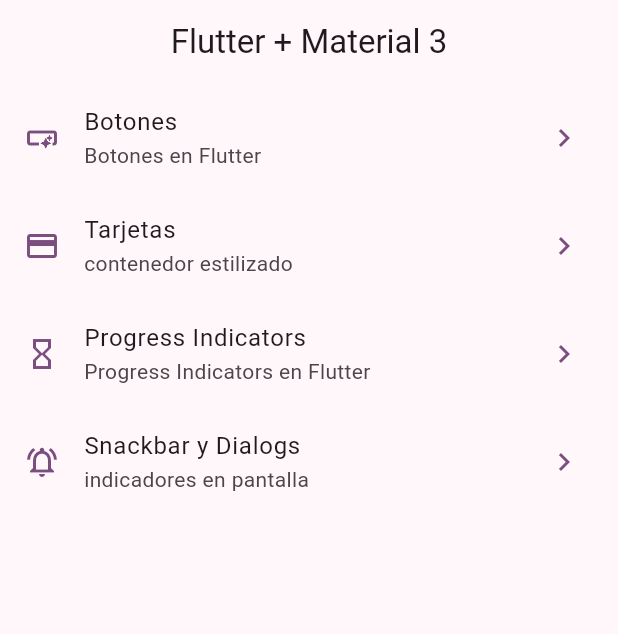
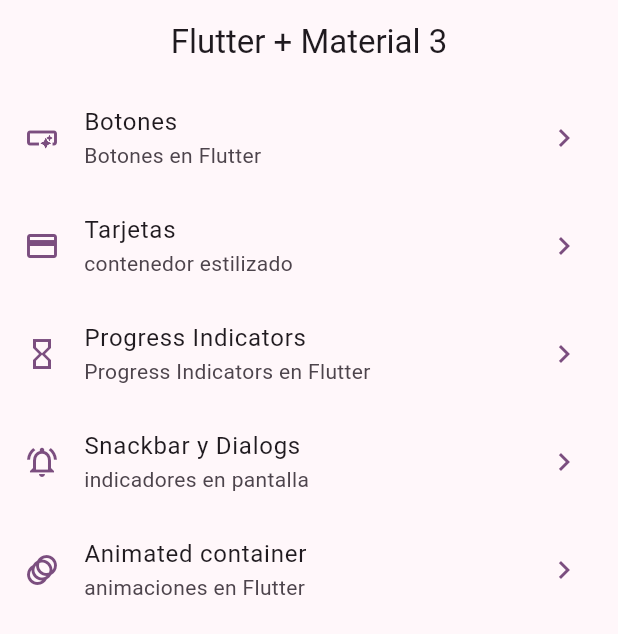
Before and after one commit to Zetah07/FlutterTechnical, a Flutter app: the screen it shows after launch, on a phone screen of 412 x 824 dp. Shown: the top 634 px of the screen. Run offline on Flutter 3.47's test engine with Material 2 defaults, Android fonts, the phone set to English and light mode, and no system bars; our stand-ins replace animate_do, go_router, video_player.

Commit message:
animated complete

```diff
--- a/widgets_app/lib/config/menu/menu_items.dart
+++ b/widgets_app/lib/config/menu/menu_items.dart
@@ -39,5 +39,11 @@ const appMenuItems = <MenuItem>[
     link: '/snackbar',
     icon: Icons.notifications_active_outlined,
   ),
+  MenuItem(
+    title: 'Animated container',
+    subTitle: 'animaciones en Flutter',
+    link: '/animated',
+    icon: Icons.animation_outlined,
+  ),
 
 ];
--- a/widgets_app/lib/config/router/app_router.dart
+++ b/widgets_app/lib/config/router/app_router.dart
@@ -30,6 +30,11 @@ final appRouter = GoRouter(
       name: SnackbarScreen.name,
       path: '/snackbar',
       builder: (context, state) => const SnackbarScreen(),
-    )
+    ),
+    GoRoute(
+      name: AnimatedScreen.name,
+      path: '/animated',
+      builder: (context, state) => const AnimatedScreen(),
+    ),
   ],
 );
```
Also changed, not shown: widgets_app/lib/presentation/screens/animated/animated_screen.dart (+50 -4 lines).
